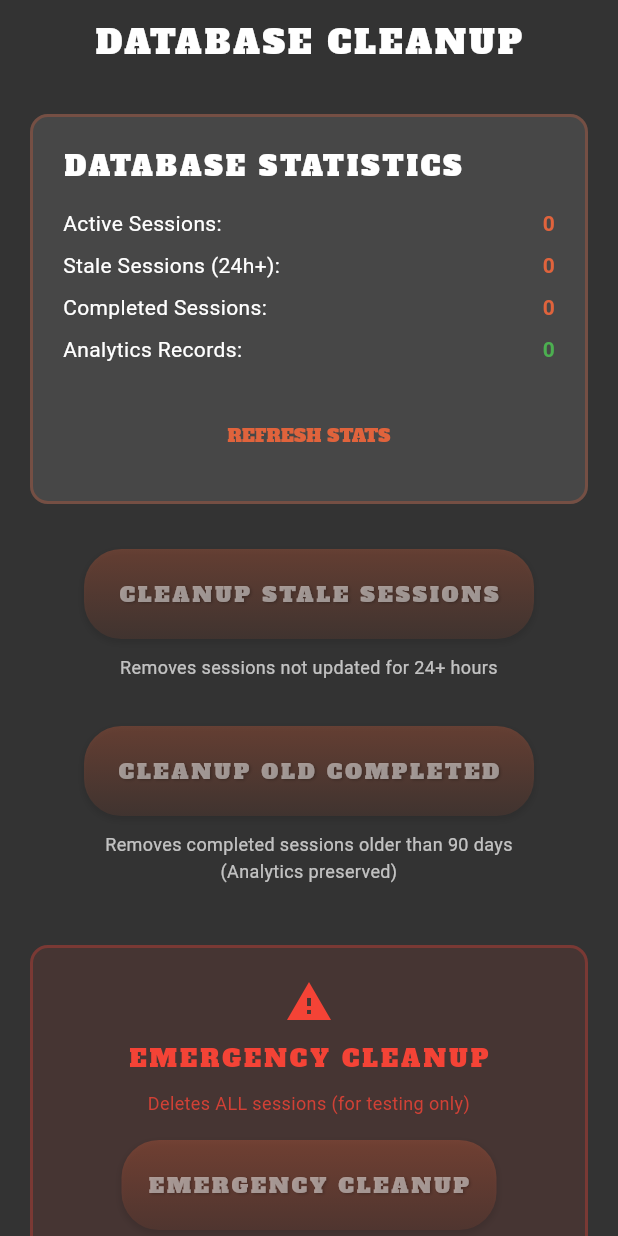
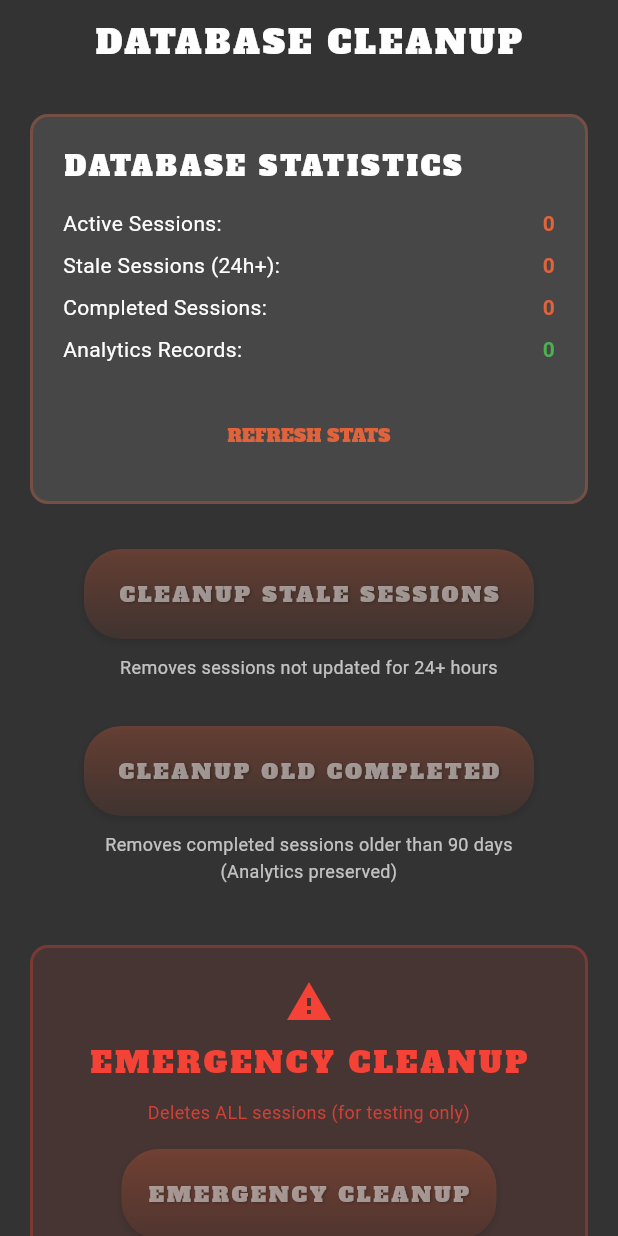
Before and after one commit to don-haddad/mafia-mod-tool, a Flutter app: the CleanupScreen screen opened directly, on a phone screen of 412 x 824 dp. Run offline on Flutter 3.47's test engine with Material 3 defaults, Android fonts, the light colour scheme and no system bars; our stand-ins replace cloud_firestore, firebase_core, flutter_svg, qr_flutter; accounts and stored records are empty.

Commit message:
database clean up UI fix

```diff
--- a/lib/screens/cleanup_screen.dart
+++ b/lib/screens/cleanup_screen.dart
@@ -311,7 +311,7 @@ class _CleanupScreenState extends State<CleanupScreen> {
                   Text(
                     'EMERGENCY CLEANUP',
                     style: AppTextStyles.sectionHeader.copyWith(
-                      fontSize: 16,
+                      fontSize: 20,
                       color: Colors.red,
                     ),
                   ),
```
